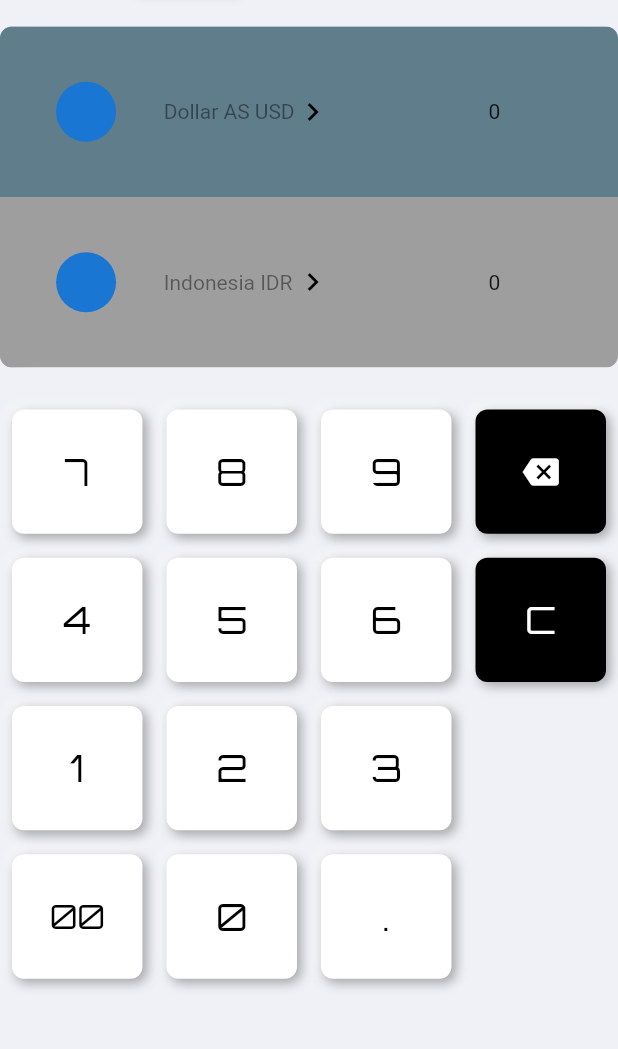
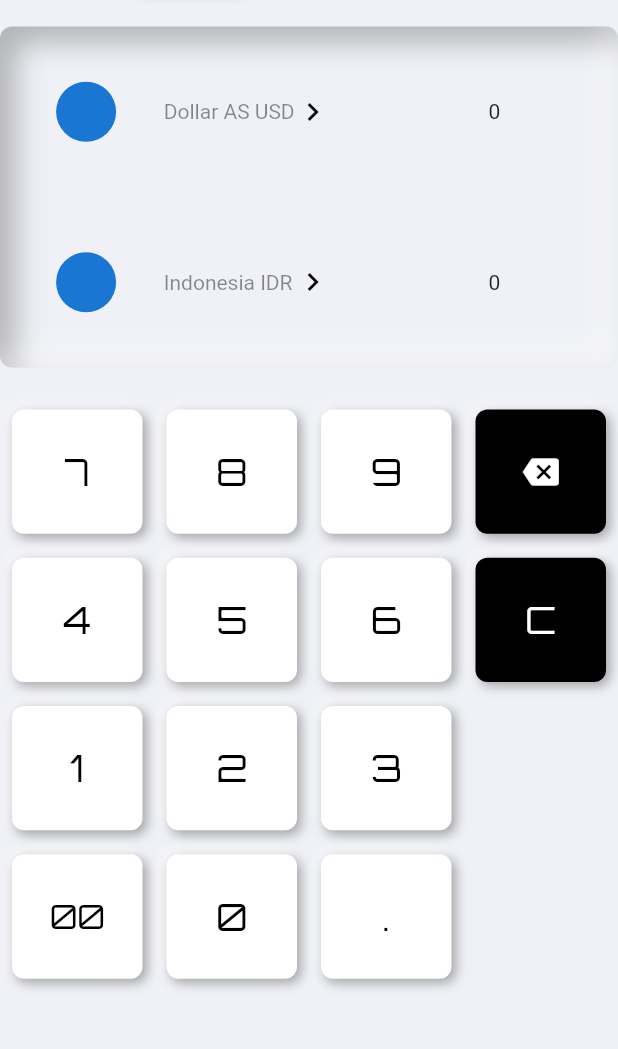
Before and after one commit to kangsudal/calculator_neumorphic, a Flutter app: the CurrencyExchangeWidget widget shown alone on an empty page, opened directly, on a phone screen of 412 x 824 dp, the part 97-1146 px from its top. Run offline on Flutter 3.47's test engine with Material 2 defaults, Android fonts, the phone set to English and light mode, and no system bars; drawn by our look-alikes of flutter_neumorphic; our stand-ins replace math_expressions.

Commit message:
Remove container colors of Panels

```diff
--- a/lib/currencyExchange/screen_currencyexchange.dart
+++ b/lib/currencyExchange/screen_currencyexchange.dart
@@ -164,7 +164,7 @@ class _CurrencyExchangeWidgetState extends State<CurrencyExchangeWidget> {
     String dropdownValue = Provider.of<CurrencyExchange>(context).inputCurrency;
     String inputString = Provider.of<CurrencyExchange>(context).inputString;
     return Container(
-      color: Colors.blueGrey,
+      // color: Colors.blueGrey,
       child: Row(
         mainAxisAlignment: MainAxisAlignment.center,
         children: [
@@ -206,7 +206,7 @@ class _CurrencyExchangeWidgetState extends State<CurrencyExchangeWidget> {
     String dropdownValue = Provider.of<CurrencyExchange>(context).resultCurrency;
     String resultString = Provider.of<CurrencyExchange>(context).resultString;
     return Container(
-      color: Colors.grey,
+      // color: Colors.grey,
       child: Row(
         mainAxisAlignment: MainAxisAlignment.center,
         children: [
```
